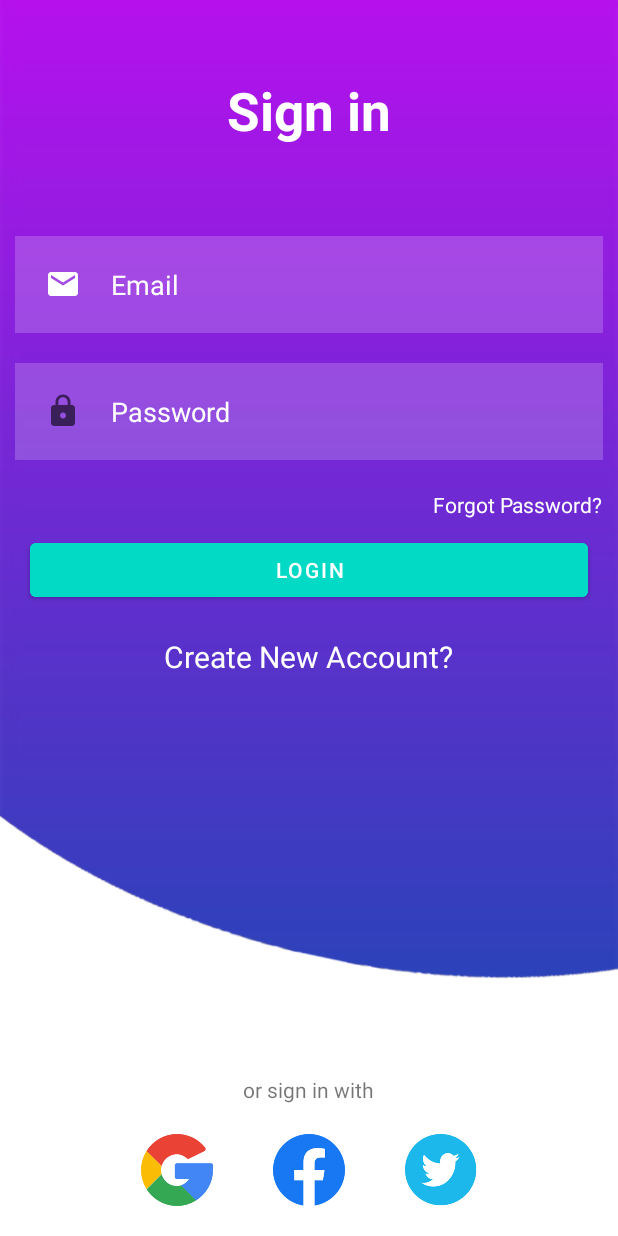
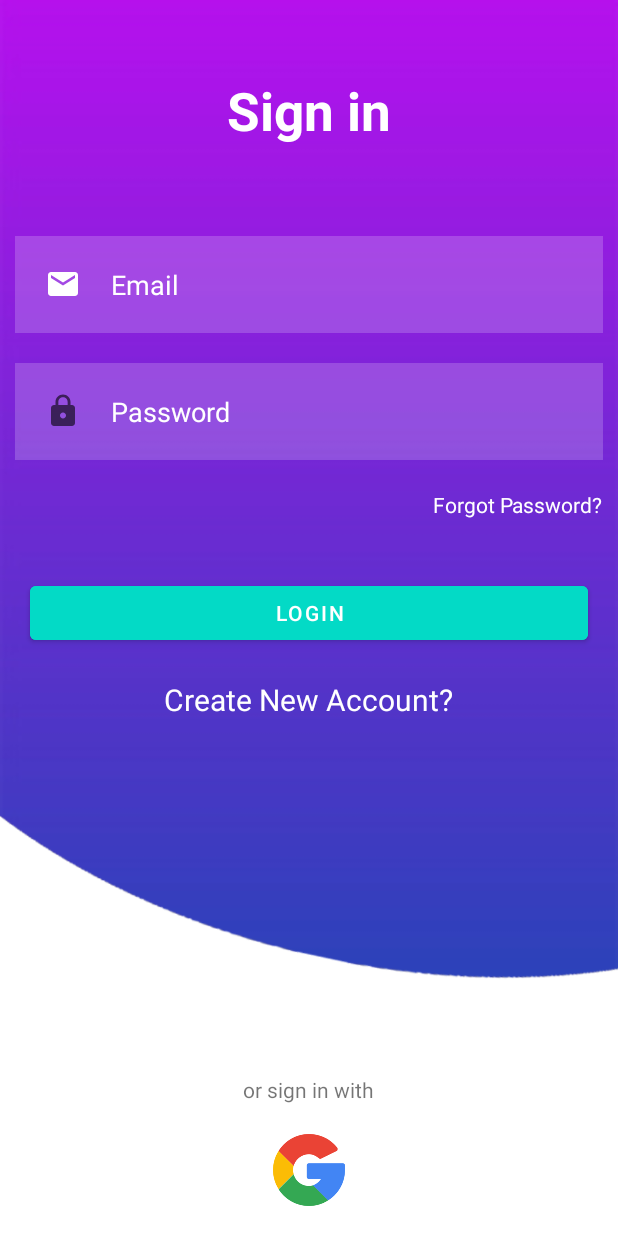
Before and after one commit to SYProject1999/final-project-repo, an Android app: the screen it shows after launch (LoginActivity), on a phone screen of 412 x 824 dp. Run offline under Robolectric (Android 15) with nearby library versions, the phone set to English and light mode, and no system bars; our stand-ins replace Firebase (no records; nobody signed in at launch, a user with empty details on screens opened directly).

Commit message:
remove fb & twitter

```diff
--- a/app/src/main/res/layout/activity_login.xml
+++ b/app/src/main/res/layout/activity_login.xml
@@ -71,10 +71,11 @@
         android:layout_height="wrap_content"
         android:layout_below="@id/loginbtn"
         android:layout_centerHorizontal="true"
+        android:clickable="true"
+        android:minHeight="48dp"
+        android:text="Create New Account?"
         android:textColor="@color/white"
-        android:textSize="20sp"
-        android:clickable="true"
-        android:text="Create New Account?" />
+        android:textSize="20sp" />
 
     <TextView
         android:id="@+id/forgotPassword"
@@ -86,8 +87,9 @@
         android:layout_marginTop="10dp"
         android:layout_marginEnd="10dp"
         android:layout_marginBottom="10dp"
+        android:clickable="true"
+        android:minHeight="48dp"
         android:text="Forgot Password?"
-        android:clickable="true"
         android:textColor="@color/white" />
 
     <TextView
@@ -113,18 +115,6 @@
             android:layout_margin="20dp"
             android:src="@drawable/google" />
 
-        <ImageView
-            android:layout_width="48dp"
-            android:layout_height="48dp"
-            android:layout_margin="20dp"
-            android:src="@drawable/fb" />
-
-        <ImageView
-            android:layout_width="48dp"
-            android:layout_height="48dp"
-            android:layout_margin="20dp"
-            android:src="@drawable/twitter" />
-
     </LinearLayout>
 
 </RelativeLayout>
--- a/app/src/main/res/layout/fragment_habits.xml
+++ b/app/src/main/res/layout/fragment_habits.xml
@@ -7,11 +7,6 @@
     android:background="@drawable/background2"
     tools:context=".HabitsFragment">
 
-    <androidx.swiperefreshlayout.widget.SwipeRefreshLayout
-        android:id="@+id/swipeToRefresh"
-        android:layout_width="match_parent"
-        android:layout_height="match_parent">
-
     <androidx.recyclerview.widget.RecyclerView
         android:id="@+id/rv_habits"
         android:layout_width="match_parent"
@@ -20,8 +15,6 @@
         android:layout_alignParentTop="true"
         tools:itemCount="20"
         tools:listitem="@layout/recycler_habit_item" />
-
-    </androidx.swiperefreshlayout.widget.SwipeRefreshLayout>
 
     <com.google.android.material.floatingactionbutton.FloatingActionButton
         android:id="@+id/fab_add_habit"
```
Lines whose indentation alone changed are shown as unchanged.
